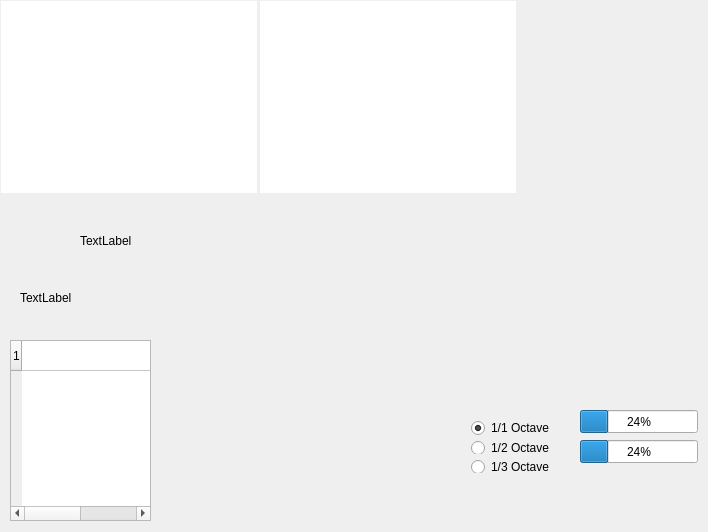
stambur/Mp3-player, file QMedPlayer_test/dialog.ui: the form before one commit.
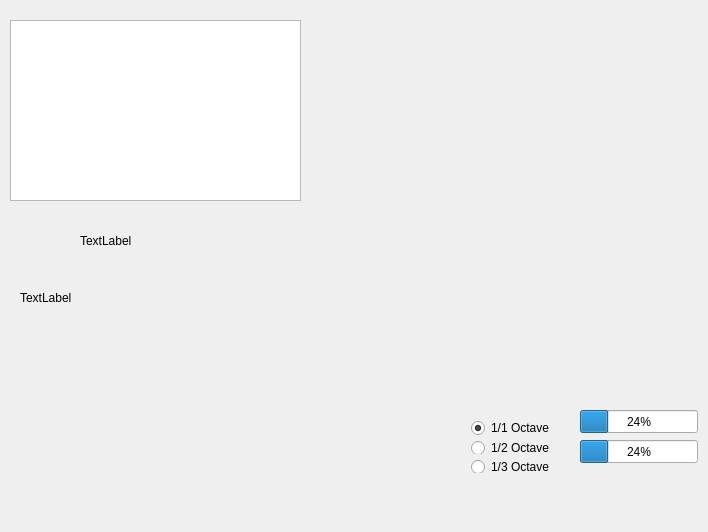
The form after the commit.

What changed in the file:
```diff
--- a/QMedPlayer_test/dialog.ui
+++ b/QMedPlayer_test/dialog.ui
@@ -30,11 +30,14 @@
    <property name="geometry">
     <rect>
      <x>10</x>
-     <y>340</y>
-     <width>141</width>
+     <y>20</y>
+     <width>291</width>
      <height>181</height>
     </rect>
    </property>
+   <property name="styleSheet">
+    <string notr="true"/>
+   </property>
    <property name="frameShape">
     <enum>QFrame::StyledPanel</enum>
    </property>
@@ -60,7 +63,10 @@
     </size>
    </property>
    <property name="showGrid">
-    <bool>true</bool>
+    <bool>false</bool>
+   </property>
+   <property name="gridStyle">
+    <enum>Qt::NoPen</enum>
    </property>
    <property name="wordWrap">
     <bool>false</bool>
@@ -69,10 +75,10 @@
     <bool>false</bool>
    </property>
    <property name="rowCount">
-    <number>1</number>
+    <number>0</number>
    </property>
    <property name="columnCount">
-    <number>2</number>
+    <number>0</number>
    </property>
    <attribute name="horizontalHeaderVisible">
     <bool>false</bool>
@@ -80,6 +86,9 @@
    <attribute name="horizontalHeaderDefaultSectionSize">
     <number>200</number>
    </attribute>
+   <attribute name="verticalHeaderVisible">
+    <bool>false</bool>
+   </attribute>
    <attribute name="verticalHeaderCascadingSectionResizes">
     <bool>false</bool>
    </attribute>
@@ -89,9 +98,6 @@
    <attribute name="verticalHeaderHighlightSections">
     <bool>true</bool>
    </attribute>
-   <row/>
-   <column/>
-   <column/>
   </widget>
   <widget class="QLabel" name="label_2">
    <property name="geometry">
@@ -168,38 +174,6 @@
     <number>24</number>
    </property>
   </widget>
-  <widget class="QListWidget" name="listWidget">
-   <property name="geometry">
-    <rect>
-     <x>1</x>
-     <y>1</y>
-     <width>256</width>
-     <height>192</height>
-    </rect>
-   </property>
-   <property name="frameShape">
-    <enum>QFrame::NoFrame</enum>
-   </property>
-   <property name="frameShadow">
-    <enum>QFrame::Plain</enum>
-   </property>
-  </widget>
-  <widget class="QListWidget" name="listWidget_2">
-   <property name="geometry">
-    <rect>
-     <x>260</x>
-     <y>1</y>
-     <width>256</width>
-     <height>192</height>
-    </rect>
-   </property>
-   <property name="frameShape">
-    <enum>QFrame::NoFrame</enum>
-   </property>
-   <property name="frameShadow">
-    <enum>QFrame::Plain</enum>
-   </property>
-  </widget>
  </widget>
  <layoutdefault spacing="6" margin="11"/>
  <resources/>
```
